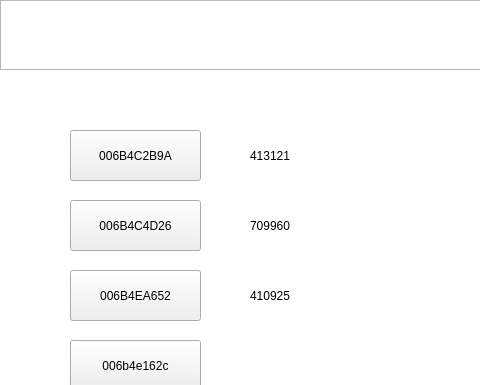
First picture: the form in SmartCabinet/Device/devicesimulate.ui, repository birdman1992/SmartCabinet, before the edit; both pictures show x 0 to 480 and y 0 to 385 of the 640 by 480 pixel window.
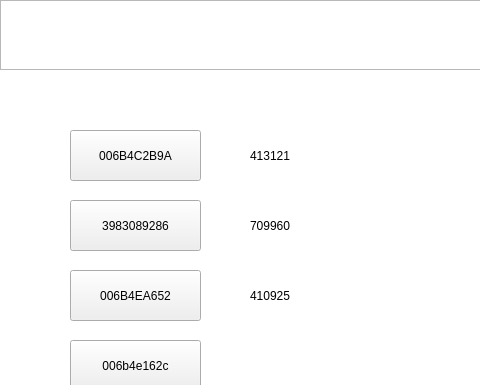
Second picture: the form after the edit.

Commit message: 修改测试卡号

What changed in the file:
```diff
--- a/SmartCabinet/Device/devicesimulate.ui
+++ b/SmartCabinet/Device/devicesimulate.ui
@@ -88,7 +88,7 @@
         <enum>Qt::NoFocus</enum>
        </property>
        <property name="text">
-        <string>006B4C4D26</string>
+        <string>3983089286</string>
        </property>
       </widget>
       <widget class="QPushButton" name="pushButton_3">
```
